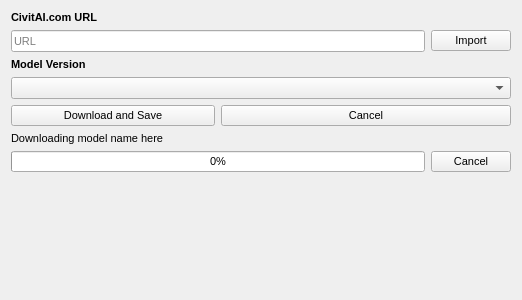
This is src/airunner/widgets/model_manager/templates/import.ui in Capsize-Games/airunner as Qt 5 draws it before an edit. The edited form follows.
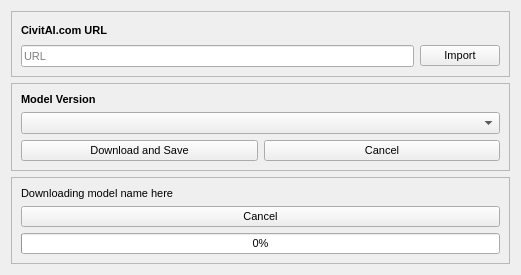
This is the edited form.

Commit message: model manager now scans for models on load

Patch:
```diff
--- a/src/airunner/widgets/model_manager/templates/import.ui
+++ b/src/airunner/widgets/model_manager/templates/import.ui
@@ -7,14 +7,36 @@
     <x>0</x>
     <y>0</y>
     <width>521</width>
-    <height>300</height>
+    <height>275</height>
    </rect>
   </property>
   <property name="windowTitle">
    <string>Form</string>
   </property>
-  <layout class="QGridLayout" name="gridLayout">
-   <item row="1" column="0" colspan="2">
+  <layout class="QGridLayout" name="gridLayout_4">
+   <item row="0" column="0">
+    <widget class="QFrame" name="import_form">
+     <property name="frameShape">
+      <enum>QFrame::StyledPanel</enum>
+     </property>
+     <property name="frameShadow">
+      <enum>QFrame::Raised</enum>
+     </property>
+     <layout class="QGridLayout" name="gridLayout_2">
+      <item row="0" column="0">
+       <widget class="QLabel" name="url_label">
+        <property name="font">
+         <font>
+          <pointsize>8</pointsize>
+          <bold>true</bold>
+         </font>
+        </property>
+        <property name="text">
+         <string>CivitAI.com URL</string>
+        </property>
+       </widget>
+      </item>
+      <item row="1" column="0">
     <widget class="QLineEdit" name="import_url">
      <property name="font">
       <font>
@@ -26,45 +48,7 @@
      </property>
     </widget>
    </item>
-   <item row="8" column="0" colspan="2">
-    <spacer name="verticalSpacer">
-     <property name="orientation">
-      <enum>Qt::Vertical</enum>
-     </property>
-     <property name="sizeHint" stdset="0">
-      <size>
-       <width>414</width>
-       <height>127</height>
-      </size>
-     </property>
-    </spacer>
-   </item>
-   <item row="0" column="0" colspan="2">
-    <widget class="QLabel" name="url_label">
-     <property name="font">
-      <font>
-       <pointsize>8</pointsize>
-       <bold>true</bold>
-      </font>
-     </property>
-     <property name="text">
-      <string>CivitAI.com URL</string>
-     </property>
-    </widget>
-   </item>
-   <item row="3" column="0" colspan="3">
-    <widget class="QComboBox" name="model_choices">
-     <property name="font">
-      <font>
-       <pointsize>8</pointsize>
-      </font>
-     </property>
-    </widget>
-   </item>
-   <item row="4" column="0" colspan="3">
-    <layout class="QVBoxLayout" name="model_form_frame"/>
-   </item>
-   <item row="1" column="2">
+      <item row="1" column="1">
     <widget class="QPushButton" name="import_button">
      <property name="font">
       <font>
@@ -76,7 +60,19 @@
      </property>
     </widget>
    </item>
-   <item row="5" column="0">
+     </layout>
+    </widget>
+   </item>
+   <item row="1" column="0">
+    <widget class="QFrame" name="model_select_form">
+     <property name="frameShape">
+      <enum>QFrame::StyledPanel</enum>
+     </property>
+     <property name="frameShadow">
+      <enum>QFrame::Raised</enum>
+     </property>
+     <layout class="QGridLayout" name="gridLayout_3">
+      <item row="2" column="0">
     <widget class="QPushButton" name="download_button">
      <property name="font">
       <font>
@@ -88,20 +84,8 @@
      </property>
     </widget>
    </item>
-   <item row="7" column="0" colspan="2">
-    <widget class="QProgressBar" name="download_progress_bar">
-     <property name="font">
-      <font>
-       <pointsize>8</pointsize>
-      </font>
-     </property>
-     <property name="value">
-      <number>0</number>
-     </property>
-    </widget>
-   </item>
-   <item row="7" column="2">
-    <widget class="QPushButton" name="cancel_download_button">
+      <item row="2" column="1">
+       <widget class="QPushButton" name="cancel_download_save_button">
      <property name="font">
       <font>
        <pointsize>8</pointsize>
@@ -112,7 +96,9 @@
      </property>
     </widget>
    </item>
-   <item row="2" column="0" colspan="3">
+      <item row="0" column="0" colspan="2">
+       <layout class="QVBoxLayout" name="verticalLayout">
+        <item>
     <widget class="QLabel" name="model_version_label">
      <property name="font">
       <font>
@@ -125,19 +111,33 @@
      </property>
     </widget>
    </item>
-   <item row="5" column="1" colspan="2">
-    <widget class="QPushButton" name="cancel_download_save_button">
+        <item>
+         <widget class="QComboBox" name="model_choices">
      <property name="font">
       <font>
        <pointsize>8</pointsize>
       </font>
      </property>
-     <property name="text">
-      <string>Cancel</string>
-     </property>
-    </widget>
-   </item>
-   <item row="6" column="0">
+         </widget>
+        </item>
+       </layout>
+      </item>
+      <item row="1" column="0" colspan="2">
+       <layout class="QVBoxLayout" name="model_form_frame"/>
+      </item>
+     </layout>
+    </widget>
+   </item>
+   <item row="2" column="0">
+    <widget class="QFrame" name="download_form">
+     <property name="frameShape">
+      <enum>QFrame::StyledPanel</enum>
+     </property>
+     <property name="frameShadow">
+      <enum>QFrame::Raised</enum>
+     </property>
+     <layout class="QGridLayout" name="gridLayout">
+      <item row="0" column="0">
     <widget class="QLabel" name="downloading_label">
      <property name="font">
       <font>
@@ -149,6 +149,33 @@
      </property>
     </widget>
    </item>
+      <item row="1" column="0">
+       <widget class="QPushButton" name="cancel_download_button">
+        <property name="font">
+         <font>
+          <pointsize>8</pointsize>
+         </font>
+        </property>
+        <property name="text">
+         <string>Cancel</string>
+        </property>
+       </widget>
+      </item>
+      <item row="2" column="0">
+       <widget class="QProgressBar" name="download_progress_bar">
+        <property name="font">
+         <font>
+          <pointsize>8</pointsize>
+         </font>
+        </property>
+        <property name="value">
+         <number>0</number>
+        </property>
+       </widget>
+      </item>
+     </layout>
+    </widget>
+   </item>
   </layout>
  </widget>
  <resources/>
```
Left out of the diff: 72 changed lines with no effect on the pictures. Lines whose indentation alone changed are shown as unchanged. The commit also changes 13 other files.
